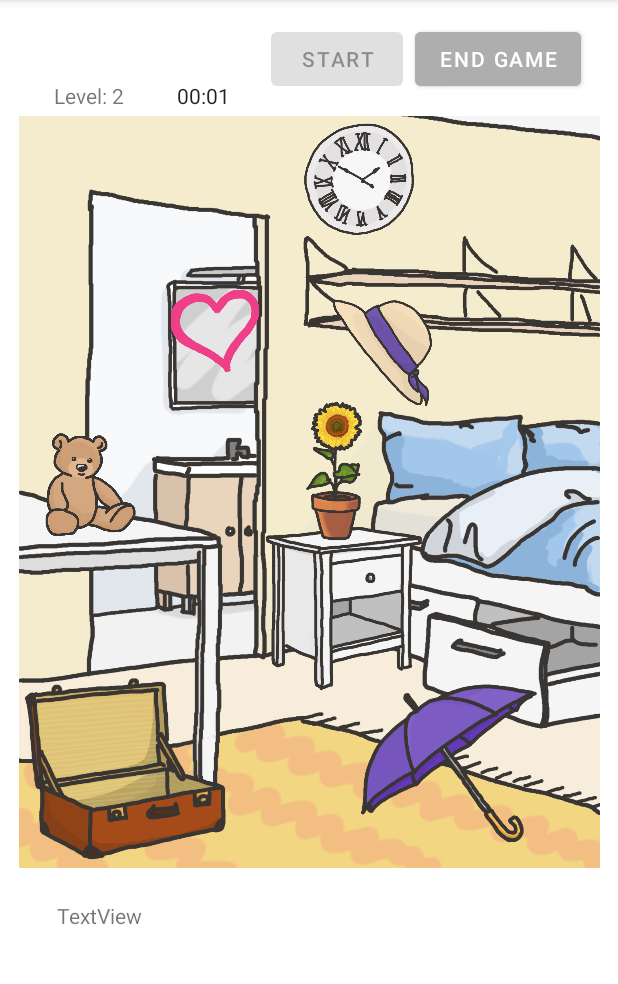
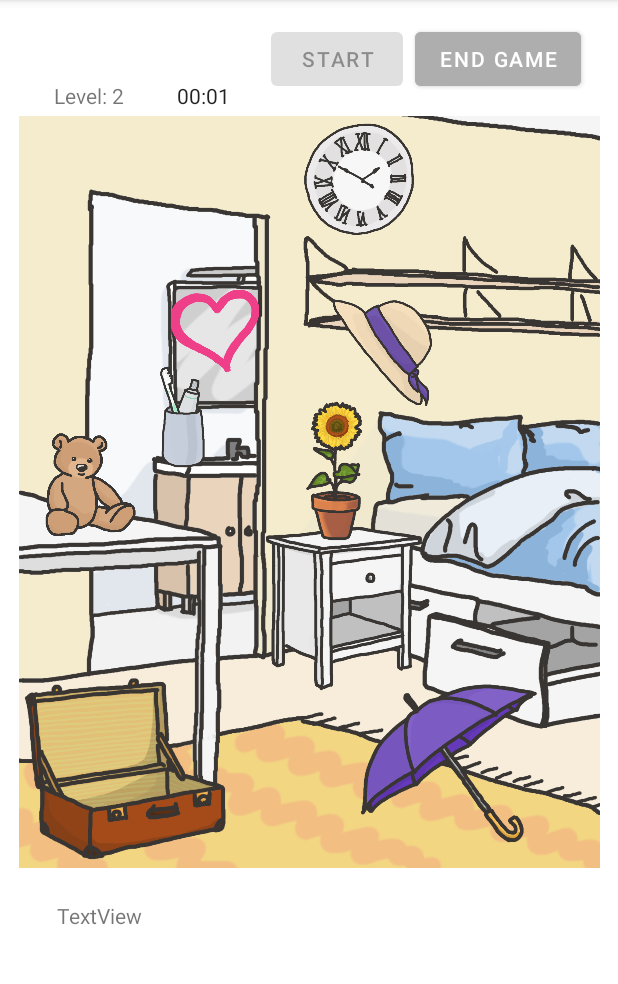
Before and after one commit to EndeavourHolmes/SuitcaseGame, an Android app: the PlayActivity screen opened directly, with no data from a screen before it, after a tap on "START", on a phone screen of 412 x 824 dp, the part 84-1068 px from its top. Run offline under Robolectric (Android 15) with nearby library versions, the phone set to English and light mode, and no system bars.

Commit message:
Bugfix: Level, left Pictures

```diff
--- a/app/src/main/java/com/example/koffer/MainActivity.java
+++ b/app/src/main/java/com/example/koffer/MainActivity.java
@@ -19,7 +19,9 @@ public class MainActivity extends AppCompatActivity {
     protected void onCreate(Bundle savedInstanceState) {
         super.onCreate(savedInstanceState);
         setContentView(R.layout.activity_main);
-        Pictures.level = 2;
+        if (Pictures.level==0){
+            Pictures.level = 2;
+        }
     }
 
     public void startGame(View v){
--- a/app/src/main/java/com/example/koffer/PlayActivity.java
+++ b/app/src/main/java/com/example/koffer/PlayActivity.java
@@ -83,14 +83,16 @@ public class PlayActivity extends AppCompatActivity {
 
         adjustNumberOfImagesToLevel();
 
-        // Set name for pictures // TODO: Anpassen an Level/ Bildanzahl
+        // Set name for pictures
         String namePicture = "";
         for (ImageView imgV : listImageViewObjects) {
-            namePicture = imgV.toString();
-            namePicture = namePicture.substring(namePicture.indexOf("img") + 3);
-            namePicture = namePicture.substring(0, namePicture.indexOf("}"));
-            listNamePictures.add(namePicture);
-            listLeftPictures.add(namePicture);
+            if (imgV.getVisibility()!=View.GONE){
+                namePicture = imgV.toString();
+                namePicture = namePicture.substring(namePicture.indexOf("img") + 3);
+                namePicture = namePicture.substring(0, namePicture.indexOf("}"));
+                listNamePictures.add(namePicture);
+                listLeftPictures.add(namePicture);
+            }
         }
 
         // Suitcase-object
@@ -151,7 +153,7 @@ public class PlayActivity extends AppCompatActivity {
 
         // First round
         // Set on Touch Listener for every object with name
-        for(int i = 0; i < listImageViewObjects.size(); i++){
+        for(int i = 0; i < listLeftPictures.size(); i++){
             listImageViewObjects.get(i).setOnTouchListener(movePicture(listNamePictures.get(i)));
         }
 
@@ -184,17 +186,17 @@ public class PlayActivity extends AppCompatActivity {
     public void adjustNumberOfImagesToLevel(){
         switch (Pictures.level){
             case 1:
-                for (int i = 4; i < listImageViewObjects.size(); i++){
+                for (int i = 5; i < listImageViewObjects.size(); i++){
                     listImageViewObjects.get(i).setVisibility(View.GONE);
                 }
                 break;
             case 2:
-                for (int i = 7; i < listImageViewObjects.size(); i++){
+                for (int i = 8; i < listImageViewObjects.size(); i++){
                     listImageViewObjects.get(i).setVisibility(View.GONE);
                 }
                 break;
             case 3:
-                for (int i = 9; i < listImageViewObjects.size(); i++){
+                for (int i = 10; i < listImageViewObjects.size(); i++){
                     listImageViewObjects.get(i).setVisibility(View.GONE);
                 }
                 break;
```
